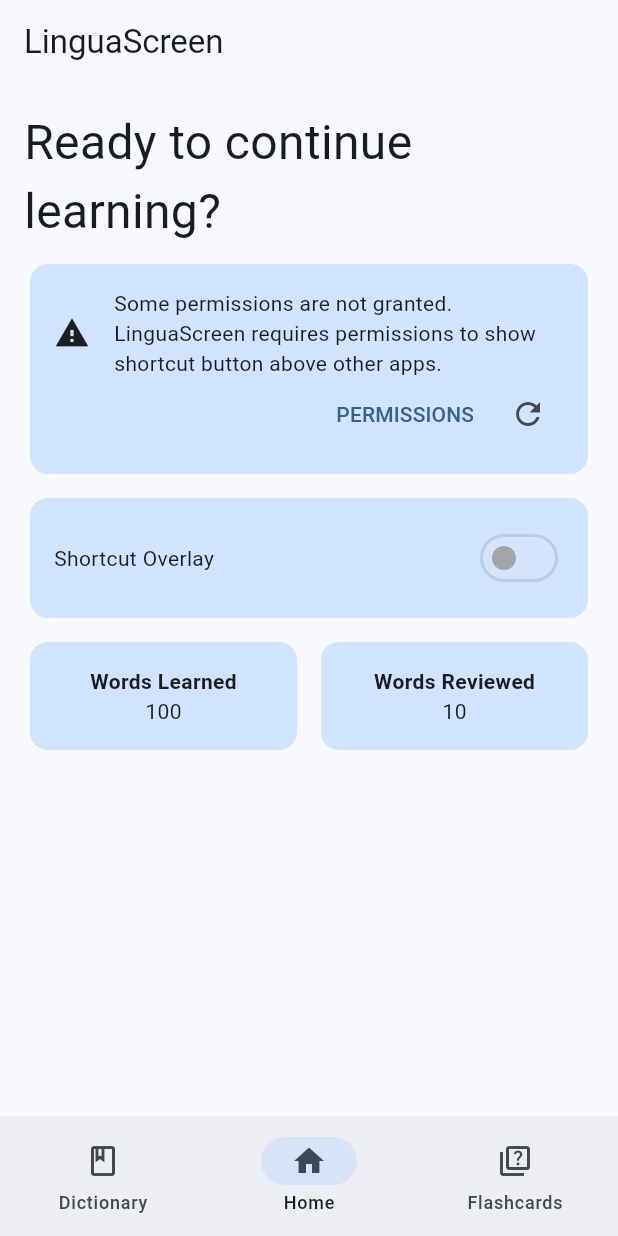
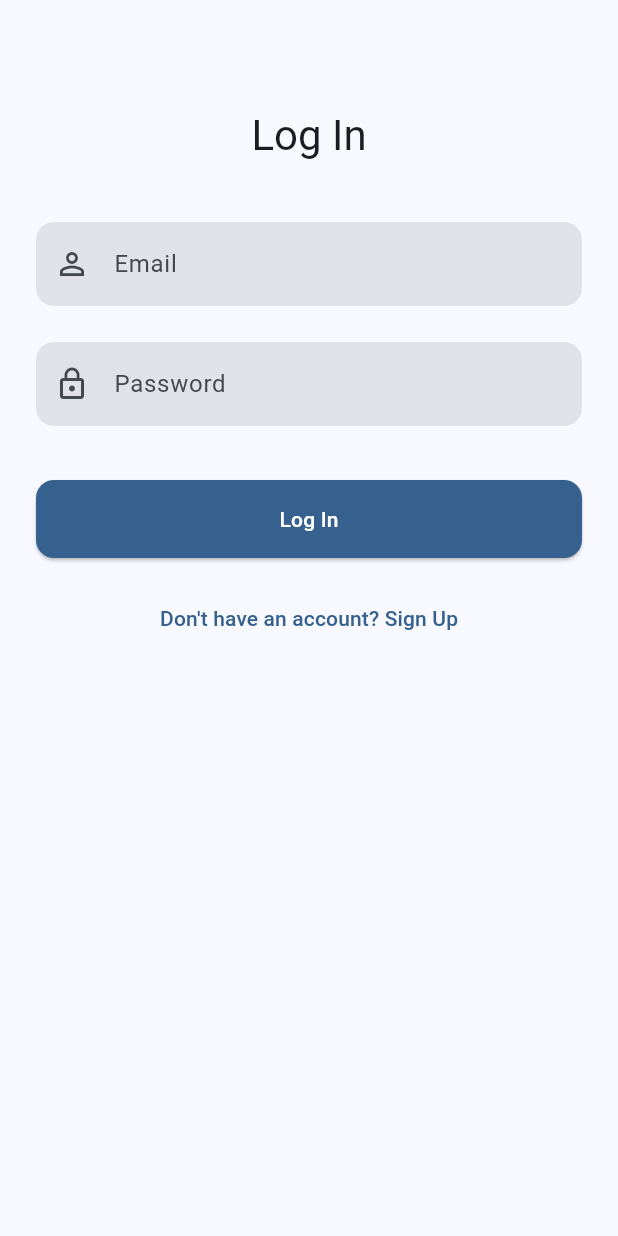
Before and after one commit to KrisNathan/linguascreen_app, a Flutter app: the screen it shows after launch, on a phone screen of 412 x 824 dp. Run offline on Flutter 3.47's test engine with Material 3 defaults, Android fonts, the phone set to English and light mode, and no system bars; our stand-ins replace flutter_secure_storage; missing offline and left inert: flutter_overlay_window.

Commit message:
feat: login signup routing
New routing based on the stored app state: first time, logged in.

```diff
--- a/lib/app.dart
+++ b/lib/dashboard.dart
@@ -8,16 +8,16 @@
 import 'package:overlay_test/pages/home_page.dart';
 import 'package:overlay_test/pages/ocr_page.dart';
 
-class AppWidget extends StatefulWidget {
-  const AppWidget({super.key});
+class DashboardWidget extends StatefulWidget {
+  const DashboardWidget({super.key});
 
   @override
-  State<AppWidget> createState() => _AppWidgetState();
+  State<DashboardWidget> createState() => _DashboardWidgetState();
 }
 
 List<Widget> pages = [DictionaryPage(), HomePage(), QuizPage()];
 
-class _AppWidgetState extends State<AppWidget> {
+class _DashboardWidgetState extends State<DashboardWidget> {
   int _selectedIndex = 1;
   bool _isCapturing = false;
 
--- a/lib/main.dart
+++ b/lib/main.dart
@@ -1,6 +1,9 @@
 import 'package:flutter/material.dart';
-import 'package:overlay_test/app.dart';
+import 'package:flutter_secure_storage/flutter_secure_storage.dart';
+import 'package:overlay_test/dashboard.dart';
 import 'package:overlay_test/overlay/activation_overlay.dart';
+import 'package:overlay_test/pages/login_page.dart';
+import 'package:overlay_test/pages/signup_page.dart';
 
 void main() {
   WidgetsFlutterBinding.ensureInitialized();
@@ -26,15 +29,77 @@
 }
 
 class _MyAppState extends State<MyApp> {
+  final FlutterSecureStorage secureStorage = FlutterSecureStorage();
+
+  bool firstLaunch = false;
+  bool isLoggedIn = false;
+  String? sessionToken;
+
+  @override
+  void initState() {
+    super.initState();
+
+    // check secure storage if its first time app is launched
+    secureStorage.read(key: 'not_first_launch').then((value) {
+      if (value == null || value.isEmpty) {
+        // if first time, show welcome screen
+        setState(() {
+          firstLaunch = true;
+        });
+
+        secureStorage.write(key: 'not_first_launch', value: 'true');
+      }
+    });
+
+    // check secure storage for session token
+    secureStorage.read(key: 'session_token').then((value) {
+      if (value == null || value.isEmpty) {
+        // if no session token, user is not logged in
+        setState(() {
+          isLoggedIn = false;
+        });
+      } else {
+        // if session token exists, user is logged in
+        setState(() {
+          isLoggedIn = true;
+          sessionToken = value;
+        });
+      }
+    });
+  }
+
+  final ThemeData appTheme = ThemeData(
+    useMaterial3: true,
+    colorScheme: ColorScheme.fromSeed(seedColor: Colors.blue),
+  );
+
   @override
   Widget build(BuildContext context) {
+    String initialRoute = '/dash';
+    if (firstLaunch) {
+      initialRoute = '/welcome';
+    } else if (!isLoggedIn) {
+      initialRoute = '/login';
+    }
+
     return MaterialApp(
       title: 'LinguaScreen',
-      home: AppWidget(),
-      theme: ThemeData(
-        useMaterial3: true,
-        colorScheme: ColorScheme.fromSeed(seedColor: Colors.blue),
-      ),
+      theme: appTheme,
+      initialRoute: initialRoute,
+      routes: {
+        '/welcome':
+            (context) => Scaffold(
+              body: Center(
+                child: Text(
+                  'Welcome to LinguaScreen! Please log in or sign up.',
+                  style: Theme.of(context).textTheme.headlineMedium,
+                ),
+              ),
+            ),
+        '/login': (context) => const LoginPage(),
+        '/signup': (context) => const SignupPage(),
+        '/dash': (context) => DashboardWidget(),
+      },
     );
   }
 }
--- /dev/null
+++ b/lib/pages/login_page.dart
@@ -0,0 +1,107 @@
+import 'package:flutter/material.dart';
+
+class LoginPage extends StatelessWidget {
+  const LoginPage({super.key});
+
+  @override
+  Widget build(BuildContext context) {
+    return Scaffold(
+      body: SafeArea(
+        child: SingleChildScrollView(
+          padding: const EdgeInsets.symmetric(vertical: 32, horizontal: 24),
+          child: Column(
+            crossAxisAlignment: CrossAxisAlignment.stretch,
+            children: [
+              const SizedBox(height: 40),
+              Text(
+                'Log In',
+                style: Theme.of(context).textTheme.headlineMedium,
+                textAlign: TextAlign.center,
+              ),
+              const SizedBox(height: 40),
+
+              /// Name Field
+              TextFormField(
+                keyboardType: TextInputType.emailAddress,
+                textCapitalization: TextCapitalization.none,
+                autofillHints: const [AutofillHints.email],
+                decoration: InputDecoration(
+                  labelText: 'Email',
+                  hintText: 'Email',
+                  prefixIcon: const Icon(Icons.person_outline),
+                  filled: true,
+                  fillColor:
+                      Theme.of(context).colorScheme.surfaceContainerHighest,
+                  border: OutlineInputBorder(
+                    borderRadius: BorderRadius.circular(12),
+                    borderSide: BorderSide.none,
+                  ),
+                ),
+              ),
+              const SizedBox(height: 24),
+
+              /// Password Field
+              TextFormField(
+                keyboardType: TextInputType.visiblePassword,
+                textCapitalization: TextCapitalization.none,
+                autofillHints: const [AutofillHints.password],
+                validator: (value) {
+                  if (value == null || value.isEmpty) {
+                    return 'Please enter your password';
+                  }
+                  if (value.length < 6) {
+                    return 'Password must be at least 6 characters';
+                  }
+                  return null;
+                },
+                obscureText: true,
+                decoration: InputDecoration(
+                  labelText: 'Password',
+                  hintText: 'Password',
+                  prefixIcon: const Icon(Icons.lock_outline),
+                  filled: true,
+                  fillColor:
+                      Theme.of(context).colorScheme.surfaceContainerHighest,
+                  border: OutlineInputBorder(
+                    borderRadius: BorderRadius.circular(12),
+                    borderSide: BorderSide.none,
+                  ),
+                ),
+              ),
+              const SizedBox(height: 36),
+
+              /// Login Button
+              ElevatedButton(
+                onPressed: () {
+                  // Navigator.pushNamed(context, "/home");
+                },
+                style: ElevatedButton.styleFrom(
+                  padding: const EdgeInsets.symmetric(vertical: 16),
+                  shape: RoundedRectangleBorder(
+                    borderRadius: BorderRadius.circular(12),
+                  ),
+                  backgroundColor: Theme.of(context).colorScheme.primary,
+                  foregroundColor: Theme.of(context).colorScheme.onPrimary,
+                ),
+                child: const Text('Log In'),
+              ),
+              const SizedBox(height: 16),
+
+              Center(
+                child: TextButton(
+                  onPressed: () {
+                    Navigator.pushNamed(context, '/signup');
+                  },
+                  child: const Text(
+                    'Don\'t have an account? Sign Up',
+                    style: TextStyle(fontWeight: FontWeight.w500),
+                  ),
+                ),
+              ),
+            ],
+          ),
+        ),
+      ),
+    );
+  }
+}
--- a/lib/pages/sign_up_page.dart
+++ b/lib/pages/signup_page.dart
@@ -1,7 +1,7 @@
 import 'package:flutter/material.dart';
 
-class SignUpPage extends StatelessWidget {
-  const SignUpPage({super.key});
+class SignupPage extends StatelessWidget {
+  const SignupPage({super.key});
 
   @override
   Widget build(BuildContext context) {
```
